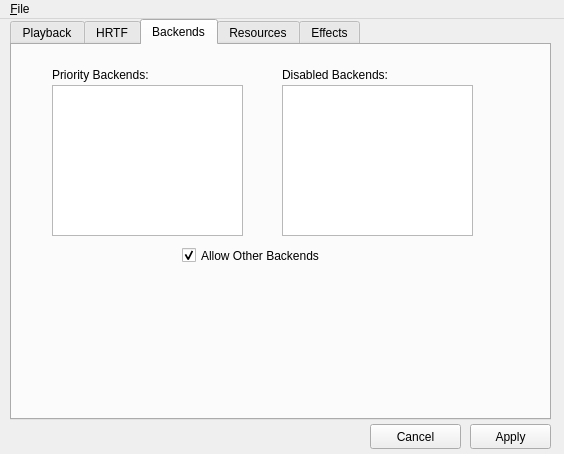
First picture: the form in utils/alsoft-config/mainwindow.ui, repository kcat/openal-soft, before the edit.
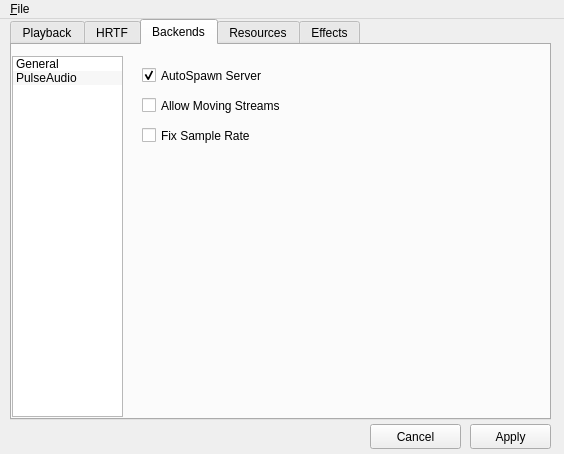
Second picture: the form after the edit. The open tabs and pages were chosen to show the change. Icons and pictures are not drawn.

Commit message: Reorganize the Backends tab and add a PulseAudio section

Diff of the .ui file:
```diff
--- a/utils/alsoft-config/mainwindow.ui
+++ b/utils/alsoft-config/mainwindow.ui
@@ -712,12 +712,48 @@
      <attribute name="title">
       <string>Backends</string>
      </attribute>
+     <widget class="QListWidget" name="backendListWidget">
+      <property name="geometry">
+       <rect>
+        <x>0</x>
+        <y>11</y>
+        <width>111</width>
+        <height>361</height>
+       </rect>
+      </property>
+      <property name="alternatingRowColors">
+       <bool>true</bool>
+      </property>
+      <item>
+       <property name="text">
+        <string>General</string>
+       </property>
+      </item>
+      <item>
+       <property name="text">
+        <string>PulseAudio</string>
+       </property>
+      </item>
+     </widget>
+     <widget class="QStackedWidget" name="backendStackedWidget">
+      <property name="geometry">
+       <rect>
+        <x>110</x>
+        <y>10</y>
+        <width>411</width>
+        <height>361</height>
+       </rect>
+      </property>
+      <property name="currentIndex">
+       <number>0</number>
+      </property>
+      <widget class="QWidget" name="page">
      <widget class="QCheckBox" name="backendCheckBox">
       <property name="geometry">
        <rect>
-        <x>170</x>
-        <y>200</y>
-        <width>161</width>
+          <x>20</x>
+          <y>190</y>
+          <width>391</width>
         <height>21</height>
        </rect>
       </property>
@@ -731,11 +767,24 @@
        <bool>true</bool>
       </property>
      </widget>
+       <widget class="QListWidget" name="disabledBackendList">
+        <property name="geometry">
+         <rect>
+          <x>220</x>
+          <y>30</y>
+          <width>191</width>
+          <height>151</height>
+         </rect>
+        </property>
+        <property name="toolTip">
+         <string>Disabled backend driver list.</string>
+        </property>
+       </widget>
      <widget class="QListWidget" name="enabledBackendList">
       <property name="geometry">
        <rect>
-        <x>40</x>
-        <y>40</y>
+          <x>20</x>
+          <y>30</y>
         <width>191</width>
         <height>151</height>
        </rect>
@@ -748,38 +797,12 @@
        <enum>QAbstractItemView::InternalMove</enum>
       </property>
      </widget>
-     <widget class="QLabel" name="label">
-      <property name="geometry">
-       <rect>
-        <x>40</x>
-        <y>20</y>
-        <width>191</width>
-        <height>20</height>
-       </rect>
-      </property>
-      <property name="text">
-       <string>Priority Backends:</string>
-      </property>
-     </widget>
-     <widget class="QListWidget" name="disabledBackendList">
-      <property name="geometry">
-       <rect>
-        <x>270</x>
-        <y>40</y>
-        <width>191</width>
-        <height>151</height>
-       </rect>
-      </property>
-      <property name="toolTip">
-       <string>Disabled backend driver list.</string>
-      </property>
-     </widget>
      <widget class="QLabel" name="label_2">
       <property name="geometry">
        <rect>
-        <x>270</x>
-        <y>20</y>
-        <width>191</width>
+          <x>230</x>
+          <y>10</y>
+          <width>171</width>
         <height>20</height>
        </rect>
       </property>
@@ -787,6 +810,79 @@
        <string>Disabled Backends:</string>
       </property>
      </widget>
+       <widget class="QLabel" name="label">
+        <property name="geometry">
+         <rect>
+          <x>30</x>
+          <y>10</y>
+          <width>171</width>
+          <height>20</height>
+         </rect>
+        </property>
+        <property name="text">
+         <string>Priority Backends:</string>
+        </property>
+       </widget>
+      </widget>
+      <widget class="QWidget" name="page_2">
+       <widget class="QCheckBox" name="pulseAutospawnCheckBox">
+        <property name="geometry">
+         <rect>
+          <x>20</x>
+          <y>10</y>
+          <width>141</width>
+          <height>21</height>
+         </rect>
+        </property>
+        <property name="toolTip">
+         <string>Automatically spawn a PulseAudio server if one
+is not already running.</string>
+        </property>
+        <property name="text">
+         <string>AutoSpawn Server</string>
+        </property>
+        <property name="checked">
+         <bool>true</bool>
+        </property>
+       </widget>
+       <widget class="QCheckBox" name="pulseAllowMovesCheckBox">
+        <property name="geometry">
+         <rect>
+          <x>20</x>
+          <y>40</y>
+          <width>161</width>
+          <height>21</height>
+         </rect>
+        </property>
+        <property name="toolTip">
+         <string>Allows moving PulseAudio streams to different
+devices during playback or capture. Note that the
+device specifier and device format will not change
+to match the new device.</string>
+        </property>
+        <property name="text">
+         <string>Allow Moving Streams</string>
+        </property>
+       </widget>
+       <widget class="QCheckBox" name="pulseFixRateCheckBox">
+        <property name="geometry">
+         <rect>
+          <x>20</x>
+          <y>70</y>
+          <width>121</width>
+          <height>21</height>
+         </rect>
+        </property>
+        <property name="toolTip">
+         <string>When checked, fix the OpenAL device's sample
+rate to match the PulseAudio device.</string>
+        </property>
+        <property name="text">
+         <string>Fix Sample Rate</string>
+        </property>
+       </widget>
+      </widget>
+     </widget>
     </widget>
     <widget class="QWidget" name="tab_2">
      <attribute name="title">
```
Left out of the diff: 16 changed lines with no effect on the pictures. Lines whose indentation alone changed are shown as unchanged. The commit also changes 1 other file.
